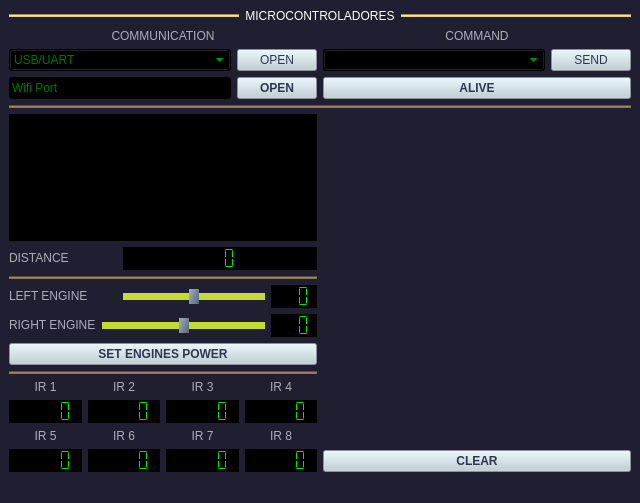
Old version of the form QTMicroCar/qform1.ui in the repository SpiazziG/Microcontroladores_2024.
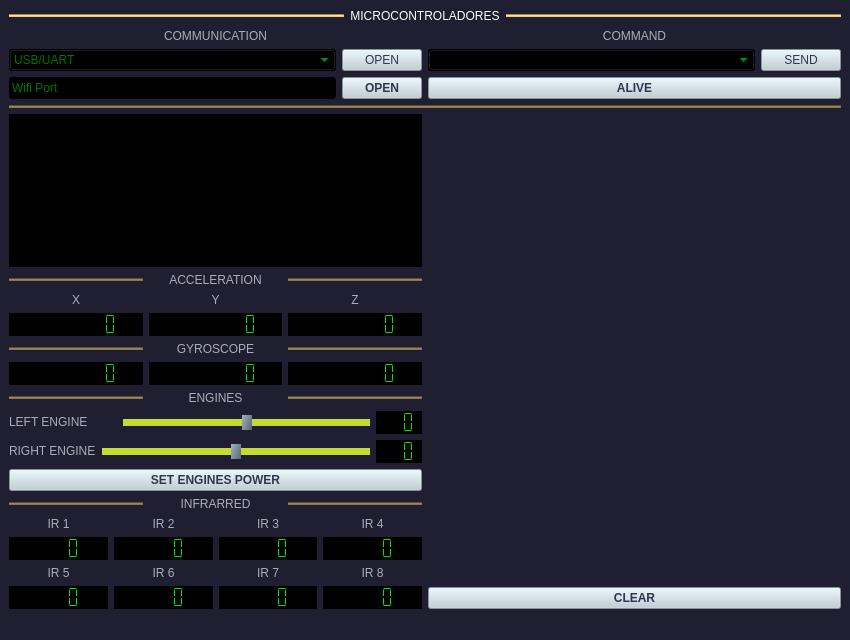
New version of the form.

```diff
--- a/QTMicroCar/qform1.ui
+++ b/QTMicroCar/qform1.ui
@@ -6,8 +6,8 @@
    <rect>
     <x>0</x>
     <y>0</y>
-    <width>640</width>
-    <height>503</height>
+    <width>850</width>
+    <height>640</height>
    </rect>
   </property>
   <property name="sizePolicy">
@@ -328,81 +328,282 @@
         <item>
          <layout class="QVBoxLayout" name="verticalLayout">
           <item>
-           <layout class="QHBoxLayout" name="horizontalLayout_3">
+           <layout class="QHBoxLayout" name="horizontalLayout_14">
             <item>
-             <widget class="QLabel" name="label_3">
-              <property name="sizePolicy">
-               <sizepolicy hsizetype="Fixed" vsizetype="Fixed">
-                <horstretch>0</horstretch>
-                <verstretch>0</verstretch>
-               </sizepolicy>
+             <widget class="Line" name="line_9">
+              <property name="styleSheet">
+               <string notr="true">background-color: rgb(135, 119, 76);</string>
               </property>
-              <property name="minimumSize">
-               <size>
-                <width>108</width>
-                <height>0</height>
-               </size>
+              <property name="orientation">
+               <enum>Qt::Horizontal</enum>
               </property>
+             </widget>
+            </item>
+            <item>
+             <widget class="QLabel" name="label_19">
               <property name="styleSheet">
                <string notr="true">font: 700 9pt &quot;MS Sans Serif&quot;;
 color: rgb(172, 173, 183);</string>
               </property>
               <property name="text">
-               <string>DISTANCE</string>
+               <string>ACCELERATION</string>
               </property>
+              <property name="alignment">
+               <set>Qt::AlignCenter</set>
+              </property>
              </widget>
             </item>
             <item>
-             <widget class="QLCDNumber" name="lcdDistance">
-              <property name="sizePolicy">
-               <sizepolicy hsizetype="Preferred" vsizetype="Fixed">
-                <horstretch>0</horstretch>
-                <verstretch>0</verstretch>
-               </sizepolicy>
+             <widget class="Line" name="line_8">
+              <property name="styleSheet">
+               <string notr="true">background-color: rgb(135, 119, 76);</string>
               </property>
-              <property name="minimumSize">
-               <size>
-                <width>30</width>
-                <height>0</height>
-               </size>
+              <property name="orientation">
+               <enum>Qt::Horizontal</enum>
               </property>
-              <property name="font">
-               <font>
-                <bold>false</bold>
-               </font>
+             </widget>
+            </item>
+           </layout>
+          </item>
+          <item>
+           <layout class="QVBoxLayout" name="verticalLayout_2">
+            <item>
+             <layout class="QHBoxLayout" name="horizontalLayout_3">
+              <item>
+               <widget class="QLabel" name="label_16">
+                <property name="styleSheet">
+                 <string notr="true">font: 700 9pt &quot;MS Sans Serif&quot;;
+color: rgb(172, 173, 183);</string>
+                </property>
+                <property name="text">
+                 <string>X</string>
+                </property>
+                <property name="alignment">
+                 <set>Qt::AlignCenter</set>
+                </property>
+               </widget>
+              </item>
+              <item>
+               <widget class="QLabel" name="label_15">
+                <property name="styleSheet">
+                 <string notr="true">font: 700 9pt &quot;MS Sans Serif&quot;;
+color: rgb(172, 173, 183);</string>
+                </property>
+                <property name="text">
+                 <string>Y</string>
+                </property>
+                <property name="alignment">
+                 <set>Qt::AlignCenter</set>
+                </property>
+               </widget>
+              </item>
+              <item>
+               <widget class="QLabel" name="label_3">
+                <property name="styleSheet">
+                 <string notr="true">font: 700 9pt &quot;MS Sans Serif&quot;;
+color: rgb(172, 173, 183);</string>
+                </property>
+                <property name="text">
+                 <string>Z</string>
+                </property>
+                <property name="alignment">
+                 <set>Qt::AlignCenter</set>
+                </property>
+               </widget>
+              </item>
+             </layout>
+            </item>
+            <item>
+             <layout class="QHBoxLayout" name="horizontalLayout_11">
+              <item>
+               <widget class="QLCDNumber" name="lcdAccX">
+                <property name="styleSheet">
+                 <string notr="true">color: rgb(0, 232, 0);
+background-color: rgb(0, 0, 0);</string>
+                </property>
+                <property name="frameShadow">
+                 <enum>QFrame::Sunken</enum>
+                </property>
+                <property name="digitCount">
+                 <number>8</number>
+                </property>
+                <property name="segmentStyle">
+                 <enum>QLCDNumber::Flat</enum>
+                </property>
+               </widget>
+              </item>
+              <item>
+               <widget class="QLCDNumber" name="lcdAccY">
+                <property name="styleSheet">
+                 <string notr="true">color: rgb(0, 232, 0);
+background-color: rgb(0, 0, 0);</string>
+                </property>
+                <property name="frameShadow">
+                 <enum>QFrame::Sunken</enum>
+                </property>
+                <property name="digitCount">
+                 <number>8</number>
+                </property>
+                <property name="segmentStyle">
+                 <enum>QLCDNumber::Flat</enum>
+                </property>
+               </widget>
+              </item>
+              <item>
+               <widget class="QLCDNumber" name="lcdAccZ">
+                <property name="styleSheet">
+                 <string notr="true">color: rgb(0, 232, 0);
+background-color: rgb(0, 0, 0);</string>
+                </property>
+                <property name="frameShadow">
+                 <enum>QFrame::Sunken</enum>
+                </property>
+                <property name="digitCount">
+                 <number>8</number>
+                </property>
+                <property name="segmentStyle">
+                 <enum>QLCDNumber::Flat</enum>
+                </property>
+               </widget>
+              </item>
+             </layout>
+            </item>
+           </layout>
+          </item>
+          <item>
+           <layout class="QHBoxLayout" name="horizontalLayout_15">
+            <item>
+             <widget class="Line" name="line_10">
+              <property name="styleSheet">
+               <string notr="true">background-color: rgb(135, 119, 76);</string>
               </property>
-              <property name="focusPolicy">
-               <enum>Qt::NoFocus</enum>
+              <property name="orientation">
+               <enum>Qt::Horizontal</enum>
               </property>
+             </widget>
+            </item>
+            <item>
+             <widget class="QLabel" name="label_20">
               <property name="styleSheet">
-               <string notr="true">color: rgb(0, 232, 0);
-background-color: rgb(0, 0, 0);</string>
+               <string notr="true">font: 700 9pt &quot;MS Sans Serif&quot;;
+color: rgb(172, 173, 183);</string>
               </property>
-              <property name="frameShape">
-               <enum>QFrame::Box</enum>
+              <property name="text">
+               <string>GYROSCOPE</string>
               </property>
-              <property name="frameShadow">
-               <enum>QFrame::Sunken</enum>
+              <property name="alignment">
+               <set>Qt::AlignCenter</set>
               </property>
-              <property name="digitCount">
-               <number>3</number>
+             </widget>
+            </item>
+            <item>
+             <widget class="Line" name="line_11">
+              <property name="styleSheet">
+               <string notr="true">background-color: rgb(135, 119, 76);</string>
               </property>
-              <property name="segmentStyle">
-               <enum>QLCDNumber::Flat</enum>
+              <property name="orientation">
+               <enum>Qt::Horizontal</enum>
               </property>
              </widget>
             </item>
            </layout>
           </item>
           <item>
-           <widget class="Line" name="line_4">
-            <property name="styleSheet">
-             <string notr="true">background-color: rgb(135, 119, 76);</string>
-            </property>
-            <property name="orientation">
-             <enum>Qt::Horizontal</enum>
-            </property>
-           </widget>
+           <layout class="QVBoxLayout" name="verticalLayout_4">
+            <item>
+             <layout class="QHBoxLayout" name="horizontalLayout_16">
+              <item>
+               <widget class="QLCDNumber" name="lcdGyroX">
+                <property name="styleSheet">
+                 <string notr="true">color: rgb(0, 232, 0);
+background-color: rgb(0, 0, 0);</string>
+                </property>
+                <property name="frameShadow">
+                 <enum>QFrame::Sunken</enum>
+                </property>
+                <property name="digitCount">
+                 <number>8</number>
+                </property>
+                <property name="segmentStyle">
+                 <enum>QLCDNumber::Flat</enum>
+                </property>
+               </widget>
+              </item>
+              <item>
+               <widget class="QLCDNumber" name="lcdGyroY">
+                <property name="styleSheet">
+                 <string notr="true">color: rgb(0, 232, 0);
+background-color: rgb(0, 0, 0);</string>
+                </property>
+                <property name="frameShadow">
+                 <enum>QFrame::Sunken</enum>
+                </property>
+                <property name="digitCount">
+                 <number>8</number>
+                </property>
+                <property name="segmentStyle">
+                 <enum>QLCDNumber::Flat</enum>
+                </property>
+               </widget>
+              </item>
+              <item>
+               <widget class="QLCDNumber" name="lcdGyroZ">
+                <property name="styleSheet">
+                 <string notr="true">color: rgb(0, 232, 0);
+background-color: rgb(0, 0, 0);</string>
+                </property>
+                <property name="frameShadow">
+                 <enum>QFrame::Sunken</enum>
+                </property>
+                <property name="digitCount">
+                 <number>8</number>
+                </property>
+                <property name="segmentStyle">
+                 <enum>QLCDNumber::Flat</enum>
+                </property>
+               </widget>
+              </item>
+             </layout>
+            </item>
+           </layout>
+          </item>
+          <item>
+           <layout class="QHBoxLayout" name="horizontalLayout_12">
+            <item>
+             <widget class="Line" name="line_6">
+              <property name="styleSheet">
+               <string notr="true">background-color: rgb(135, 119, 76);</string>
+              </property>
+              <property name="orientation">
+               <enum>Qt::Horizontal</enum>
+              </property>
+             </widget>
+            </item>
+            <item>
+             <widget class="QLabel" name="label_17">
+              <property name="styleSheet">
+               <string notr="true">font: 700 9pt &quot;MS Sans Serif&quot;;
+color: rgb(172, 173, 183);</string>
+              </property>
+              <property name="text">
+               <string>ENGINES</string>
+              </property>
+              <property name="alignment">
+               <set>Qt::AlignCenter</set>
+              </property>
+             </widget>
+            </item>
+            <item>
+             <widget class="Line" name="line_4">
+              <property name="styleSheet">
+               <string notr="true">background-color: rgb(135, 119, 76);</string>
+              </property>
+              <property name="orientation">
+               <enum>Qt::Horizontal</enum>
+              </property>
+             </widget>
+            </item>
+           </layout>
           </item>
           <item>
            <layout class="QHBoxLayout" name="horizontalLayout_4">
@@ -612,14 +813,42 @@
            </widget>
           </item>
           <item>
-           <widget class="Line" name="line_5">
-            <property name="styleSheet">
-             <string notr="true">background-color: rgb(135, 119, 76);</string>
-            </property>
-            <property name="orientation">
-             <enum>Qt::Horizontal</enum>
-            </property>
-           </widget>
+           <layout class="QHBoxLayout" name="horizontalLayout_13">
+            <item>
+             <widget class="Line" name="line_5">
+              <property name="styleSheet">
+               <string notr="true">background-color: rgb(135, 119, 76);</string>
+              </property>
+              <property name="orientation">
+               <enum>Qt::Horizontal</enum>
+              </property>
+             </widget>
+            </item>
+            <item>
+             <widget class="QLabel" name="label_18">
+              <property name="styleSheet">
+               <string notr="true">font: 700 9pt &quot;MS Sans Serif&quot;;
+color: rgb(172, 173, 183);</string>
+              </property>
+              <property name="text">
+               <string>INFRARRED</string>
+              </property>
+              <property name="alignment">
+               <set>Qt::AlignCenter</set>
+              </property>
+             </widget>
+            </item>
+            <item>
+             <widget class="Line" name="line_7">
+              <property name="styleSheet">
+               <string notr="true">background-color: rgb(135, 119, 76);</string>
+              </property>
+              <property name="orientation">
+               <enum>Qt::Horizontal</enum>
+              </property>
+             </widget>
+            </item>
+           </layout>
           </item>
           <item>
            <layout class="QGridLayout" name="gridLayout_2">
@@ -648,7 +877,7 @@
                <enum>QFrame::Sunken</enum>
               </property>
               <property name="digitCount">
-               <number>5</number>
+               <number>4</number>
               </property>
               <property name="segmentStyle">
                <enum>QLCDNumber::Flat</enum>
@@ -670,6 +899,9 @@
               <property name="frameShadow">
                <enum>QFrame::Sunken</enum>
               </property>
+              <property name="digitCount">
+               <number>4</number>
+              </property>
               <property name="segmentStyle">
                <enum>QLCDNumber::Flat</enum>
               </property>
@@ -730,6 +962,9 @@
               <property name="frameShadow">
                <enum>QFrame::Sunken</enum>
               </property>
+              <property name="digitCount">
+               <number>4</number>
+              </property>
               <property name="segmentStyle">
                <enum>QLCDNumber::Flat</enum>
               </property>
@@ -800,7 +1035,7 @@
                <enum>QFrame::Sunken</enum>
               </property>
               <property name="digitCount">
-               <number>5</number>
+               <number>4</number>
               </property>
               <property name="segmentStyle">
                <enum>QLCDNumber::Flat</enum>
@@ -902,6 +1137,9 @@
               <property name="frameShadow">
                <enum>QFrame::Sunken</enum>
               </property>
+              <property name="digitCount">
+               <number>4</number>
+              </property>
               <property name="segmentStyle">
                <enum>QLCDNumber::Flat</enum>
               </property>
@@ -922,6 +1160,9 @@
               <property name="frameShadow">
                <enum>QFrame::Sunken</enum>
               </property>
+              <property name="digitCount">
+               <number>4</number>
+              </property>
               <property name="segmentStyle">
                <enum>QLCDNumber::Flat</enum>
               </property>
@@ -952,7 +1193,7 @@
                <enum>QFrame::Sunken</enum>
               </property>
               <property name="digitCount">
-               <number>5</number>
+               <number>4</number>
               </property>
               <property name="segmentStyle">
                <enum>QLCDNumber::Flat</enum>
@@ -974,6 +1215,9 @@
               <property name="frameShadow">
                <enum>QFrame::Sunken</enum>
               </property>
+              <property name="digitCount">
+               <number>4</number>
+              </property>
               <property name="segmentStyle">
                <enum>QLCDNumber::Flat</enum>
               </property>
```
Left out of the diff: 2 changed lines with no effect on the pictures.
